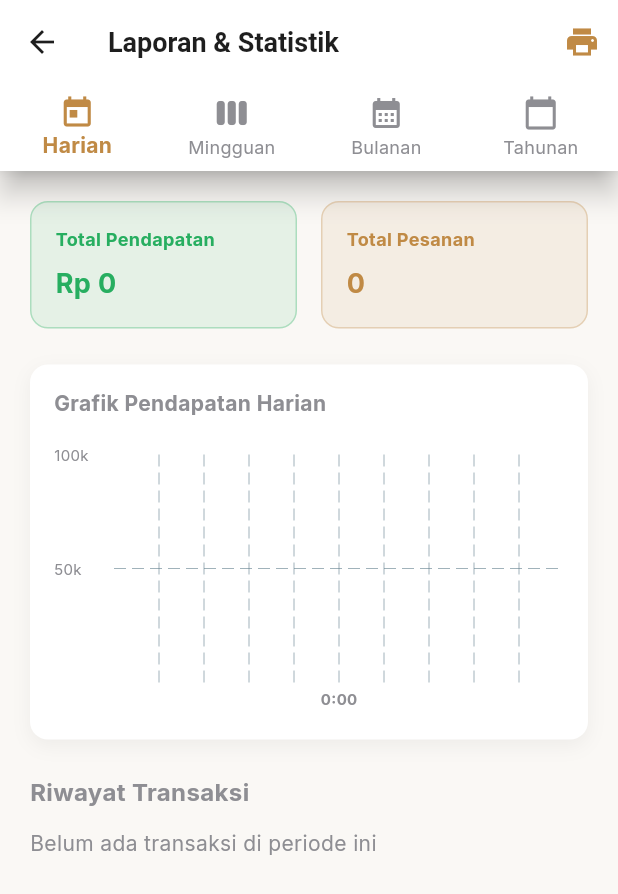
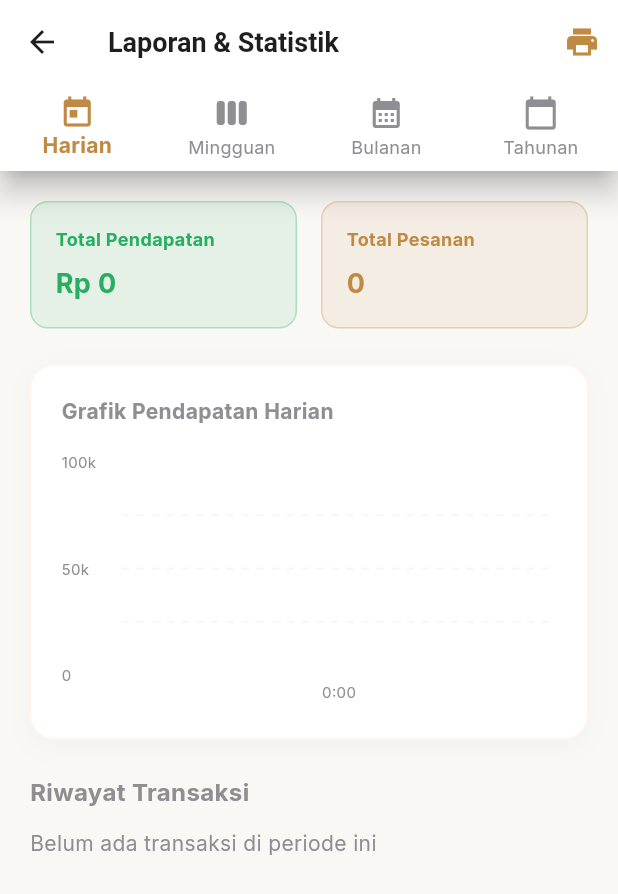
Before and after one commit to Alya-sriananda/NRelazion-Resto-mobile, a Flutter app: the AdminReportScreen screen opened by its route, on a phone screen of 412 x 824 dp. Shown: the top 894 px of the screen. Run offline on Flutter 3.47's test engine with Material 3 defaults, Android fonts, the phone set to English and light mode, and no system bars; drawn by our look-alikes of fl_chart; our stand-ins replace google_fonts, pdf, printing, shared_preferences; accounts and stored records are empty; network calls fail.

Commit message:
update tampilan grafik laporan

```diff
--- a/lib/screens/admin/admin_report_screen.dart
+++ b/lib/screens/admin/admin_report_screen.dart
@@ -9,6 +9,7 @@ import 'package:printing/printing.dart';
 import '../../constants/app_colors.dart';
 import '../../providers/order_provider.dart';
 import '../../models/order_model.dart';
+import '../../utils/format_helper.dart';
 
 class AdminReportScreen extends StatefulWidget {
   const AdminReportScreen({super.key});
@@ -20,6 +21,7 @@ class AdminReportScreen extends StatefulWidget {
 class _AdminReportScreenState extends State<AdminReportScreen> {
   String _selectedReportType = 'Harian'; // Harian, Mingguan, Bulanan, Tahunan
   final DateTime _now = DateTime.now();
+  int _touchedBarIndex = -1;
 
   @override
   void initState() {
@@ -53,56 +55,111 @@ class _AdminReportScreenState extends State<AdminReportScreen> {
   // Generate chart data based on type
   List<BarChartGroupData> _getChartData(List<OrderModel> filteredOrders) {
     if (filteredOrders.isEmpty) {
-      return [BarChartGroupData(x: 0, barRods: [BarChartRodData(toY: 0, color: AppColors.primary, width: 16, borderRadius: BorderRadius.circular(4))])];
+      return [
+        BarChartGroupData(
+          x: 0,
+          barRods: [
+            BarChartRodData(
+              toY: 0,
+              color: AppColors.primary.withValues(alpha: 0.2),
+              width: 10,
+              borderRadius: const BorderRadius.only(
+                topLeft: Radius.circular(8),
+                topRight: Radius.circular(8),
+              ),
+            ),
+          ],
+        ),
+      ];
     }
 
+    // Prepare raw values
+    List<MapEntry<int, double>> entries = [];
+
     if (_selectedReportType == 'Harian') {
-      // Group by hour
-      Map<int, int> hourlyData = {};
+      Map<int, double> hourlyData = {};
       for (var o in filteredOrders) {
-        hourlyData[o.tanggal.hour] = (hourlyData[o.tanggal.hour] ?? 0) + o.totalHarga;
+        hourlyData[o.tanggal.hour] = (hourlyData[o.tanggal.hour] ?? 0) + o.totalHarga.toDouble();
       }
-      List<BarChartGroupData> result = [];
       var sortedKeys = hourlyData.keys.toList()..sort();
       for (var k in sortedKeys) {
-        result.add(BarChartGroupData(x: k, barRods: [BarChartRodData(toY: hourlyData[k]!.toDouble(), color: AppColors.primary, width: 16, borderRadius: BorderRadius.circular(4))]));
+        entries.add(MapEntry(k, hourlyData[k]!));
       }
-      return result;
     } else if (_selectedReportType == 'Mingguan') {
-      // Group by weekday
-      Map<int, int> dailyData = {};
+      Map<int, double> dailyData = {};
       for (var o in filteredOrders) {
-        dailyData[o.tanggal.weekday] = (dailyData[o.tanggal.weekday] ?? 0) + o.totalHarga;
+        dailyData[o.tanggal.weekday] = (dailyData[o.tanggal.weekday] ?? 0) + o.totalHarga.toDouble();
       }
-      List<BarChartGroupData> result = [];
       for (int i = 1; i <= 7; i++) {
-        result.add(BarChartGroupData(x: i, barRods: [BarChartRodData(toY: (dailyData[i] ?? 0).toDouble(), color: AppColors.primary, width: 16, borderRadius: BorderRadius.circular(4))]));
+        entries.add(MapEntry(i, (dailyData[i] ?? 0).toDouble()));
       }
-      return result;
     } else if (_selectedReportType == 'Bulanan') {
-      // Group by day of month
-      Map<int, int> dailyData = {};
+      Map<int, double> dailyData = {};
       for (var o in filteredOrders) {
-        dailyData[o.tanggal.day] = (dailyData[o.tanggal.day] ?? 0) + o.totalHarga;
+        dailyData[o.tanggal.day] = (dailyData[o.tanggal.day] ?? 0) + o.totalHarga.toDouble();
       }
-      List<BarChartGroupData> result = [];
       var sortedKeys = dailyData.keys.toList()..sort();
       for (var k in sortedKeys) {
-        result.add(BarChartGroupData(x: k, barRods: [BarChartRodData(toY: dailyData[k]!.toDouble(), color: AppColors.primary, width: 16, borderRadius: BorderRadius.circular(4))]));
+        entries.add(MapEntry(k, dailyData[k]!));
       }
-      return result;
     } else {
       // Tahunan
-      Map<int, int> monthlyData = {};
+      Map<int, double> monthlyData = {};
       for (var o in filteredOrders) {
-        monthlyData[o.tanggal.month] = (monthlyData[o.tanggal.month] ?? 0) + o.totalHarga;
+        monthlyData[o.tanggal.month] = (monthlyData[o.tanggal.month] ?? 0) + o.totalHarga.toDouble();
       }
-      List<BarChartGroupData> result = [];
       for (int i = 1; i <= 12; i++) {
-        result.add(BarChartGroupData(x: i, barRods: [BarChartRodData(toY: (monthlyData[i] ?? 0).toDouble(), color: AppColors.primary, width: 16, borderRadius: BorderRadius.circular(4))]));
+        entries.add(MapEntry(i, (monthlyData[i] ?? 0).toDouble()));
       }
-      return result;
     }
+
+    // Map to BarChartGroupData with styling
+    List<BarChartGroupData> result = [];
+    for (int i = 0; i < entries.length; i++) {
+      final xVal = entries[i].key;
+      final yVal = entries[i].value;
+
+      bool isTouched = _touchedBarIndex == i;
+      bool isActive = false;
+      if (_selectedReportType == 'Harian') {
+        isActive = xVal == _now.hour;
+      } else if (_selectedReportType == 'Mingguan') {
+        isActive = xVal == _now.weekday;
+      } else if (_selectedReportType == 'Bulanan') {
+        isActive = xVal == _now.day;
+      } else if (_selectedReportType == 'Tahunan') {
+        isActive = xVal == _now.month;
+      }
+
+      double width = 10;
+      Color color = AppColors.primary.withValues(alpha: 0.2);
+
+      if (isTouched) {
+        width = 16;
+        color = AppColors.primary;
+      } else if (isActive) {
+        width = 16;
+        color = AppColors.primaryDark;
+      }
+
+      result.add(
+        BarChartGroupData(
+          x: xVal,
+          barRods: [
+            BarChartRodData(
+              toY: yVal,
+              color: color,
+              width: width,
+              borderRadius: const BorderRadius.only(
+                topLeft: Radius.circular(8),
+                topRight: Radius.circular(8),
+              ),
+            ),
+          ],
+        ),
+      );
+    }
+    return result;
   }
 
   double _getMaxY(List<BarChartGroupData> data) {
@@ -275,6 +332,7 @@ class _AdminReportScreenState extends State<AdminReportScreen> {
                     }
                     setState(() {
                       _selectedReportType = type;
+                      _touchedBarIndex = -1;
                     });
                   },
                   type: BottomNavigationBarType.fixed,
@@ -298,7 +356,7 @@ class _AdminReportScreenState extends State<AdminReportScreen> {
                     // Summary Cards
                     Row(
                       children: [
-                        Expanded(child: _buildSummaryCard('Total Pendapatan', 'Rp ${NumberFormat.currency(locale: 'id_ID', symbol: '', decimalDigits: 0).format(totalPendapatan)}', AppColors.success)),
+                        Expanded(child: _buildSummaryCard('Total Pendapatan', FormatHelper.formatRupiah(totalPendapatan), AppColors.success)),
                         const SizedBox(width: 16),
                         Expanded(child: _buildSummaryCard('Total Pesanan', '${filteredOrders.length}', AppColors.primary)),
                       ],
@@ -309,12 +367,13 @@ class _AdminReportScreenState extends State<AdminReportScreen> {
               Container(
                 height: 250,
                 width: double.infinity,
-                padding: const EdgeInsets.all(16),
+                padding: const EdgeInsets.all(20),
                 decoration: BoxDecoration(
                   color: Colors.white,
-                  borderRadius: BorderRadius.circular(12),
+                  borderRadius: BorderRadius.circular(16),
+                  border: Border.all(color: const Color(0xFFFFF7ED)), // light orange border
                   boxShadow: [
-                    BoxShadow(color: Colors.black.withValues(alpha: 0.05), blurRadius: 10, offset: const Offset(0, 4)),
+                    BoxShadow(color: Colors.black.withValues(alpha: 0.03), blurRadius: 15, offset: const Offset(0, 4)),
                   ],
                 ),
                 child: Column(
@@ -327,13 +386,44 @@ class _AdminReportScreenState extends State<AdminReportScreen> {
                         BarChartData(
                           alignment: BarChartAlignment.spaceAround,
                           maxY: maxY,
+                          gridData: FlGridData(
+                            show: true,
+                            drawVerticalLine: false,
+                            horizontalInterval: maxY > 0 ? maxY / 4 : 25000,
+                            getDrawingHorizontalLine: (value) {
+                              return FlLine(
+                                color: Colors.grey[100]!,
+                                strokeWidth: 1,
+                                dashArray: [5, 5],
+                              );
+                            },
+                          ),
                           barTouchData: BarTouchData(
                             enabled: true,
+                            touchCallback: (FlTouchEvent event, barTouchResponse) {
+                              setState(() {
+                                if (!event.isInterestedForInteractions ||
+                                    barTouchResponse == null ||
+                                    barTouchResponse.spot == null) {
+                                  _touchedBarIndex = -1;
+                                  return;
+                                }
+                                _touchedBarIndex = barTouchResponse.spot!.touchedBarGroupIndex;
+                              });
+                            },
                             touchTooltipData: BarTouchTooltipData(
+                              getTooltipColor: (group) => const Color(0xFF374151), // slate-700
+                              tooltipBorderRadius: BorderRadius.circular(8),
+                              tooltipPadding: const EdgeInsets.symmetric(horizontal: 12, vertical: 8),
+                              tooltipMargin: 8,
                               getTooltipItem: (group, groupIndex, rod, rodIndex) {
                                 return BarTooltipItem(
-                                  'Rp ${rod.toY.toInt()}',
-                                  const TextStyle(color: Colors.white),
+                                  FormatHelper.formatRupiah(rod.toY.toInt()),
+                                  const TextStyle(
+                                    color: Colors.white,
+                                    fontWeight: FontWeight.bold,
+                                    fontSize: 11,
+                                  ),
                                 );
                               },
                             ),
@@ -344,8 +434,28 @@ class _AdminReportScreenState extends State<AdminReportScreen> {
                               sideTitles: SideTitles(
                                 showTitles: true,
                                 getTitlesWidget: (double value, TitleMeta meta) {
-                                  const style = TextStyle(color: AppColors.gray, fontWeight: FontWeight.bold, fontSize: 10);
-                                  return SideTitleWidget(meta: meta, space: 4, child: Text(_getChartBottomTitle(value), style: style));
+                                  int v = value.toInt();
+                                  bool isActive = false;
+                                  if (_selectedReportType == 'Harian') {
+                                    isActive = v == _now.hour;
+                                  } else if (_selectedReportType == 'Mingguan') {
+                                    isActive = v == _now.weekday;
+                                  } else if (_selectedReportType == 'Bulanan') {
+                                    isActive = v == _now.day;
+                                  } else if (_selectedReportType == 'Tahunan') {
+                                    isActive = v == _now.month;
+                                  }
+
+                                  final style = TextStyle(
+                                    color: isActive ? AppColors.dark : AppColors.gray,
+                                    fontWeight: isActive ? FontWeight.bold : FontWeight.normal,
+                                    fontSize: 10,
+                                  );
+                                  return SideTitleWidget(
+                                    meta: meta,
+                                    space: 4,
+                                    child: Text(_getChartBottomTitle(value), style: style),
+                                  );
                                 },
                               ),
                             ),
@@ -354,7 +464,9 @@ class _AdminReportScreenState extends State<AdminReportScreen> {
                                     showTitles: true,
                                     reservedSize: 40,
                                     getTitlesWidget: (val, meta) {
-                                      if(val == 0) return const SizedBox();
+                                      if (val == 0) {
+                                        return const Text('0', style: TextStyle(color: AppColors.gray, fontSize: 10));
+                                      }
                                       return Text('${(val/1000).toInt()}k', style: const TextStyle(color: AppColors.gray, fontSize: 10));
                                     })),
                             topTitles: const AxisTitles(sideTitles: SideTitles(showTitles: false)),
@@ -381,7 +493,7 @@ class _AdminReportScreenState extends State<AdminReportScreen> {
                   return _buildTransactionItem(
                     o.id.length > 6 ? o.id.substring(0, 6).toUpperCase() : o.id.toUpperCase(),
                     DateFormat('dd MMM yyyy HH:mm').format(o.tanggal),
-                    'Rp ${NumberFormat.currency(locale: 'id_ID', symbol: '', decimalDigits: 0).format(o.totalHarga)}'
+                    FormatHelper.formatRupiah(o.totalHarga)
                   );
                 }),
             ],
```
